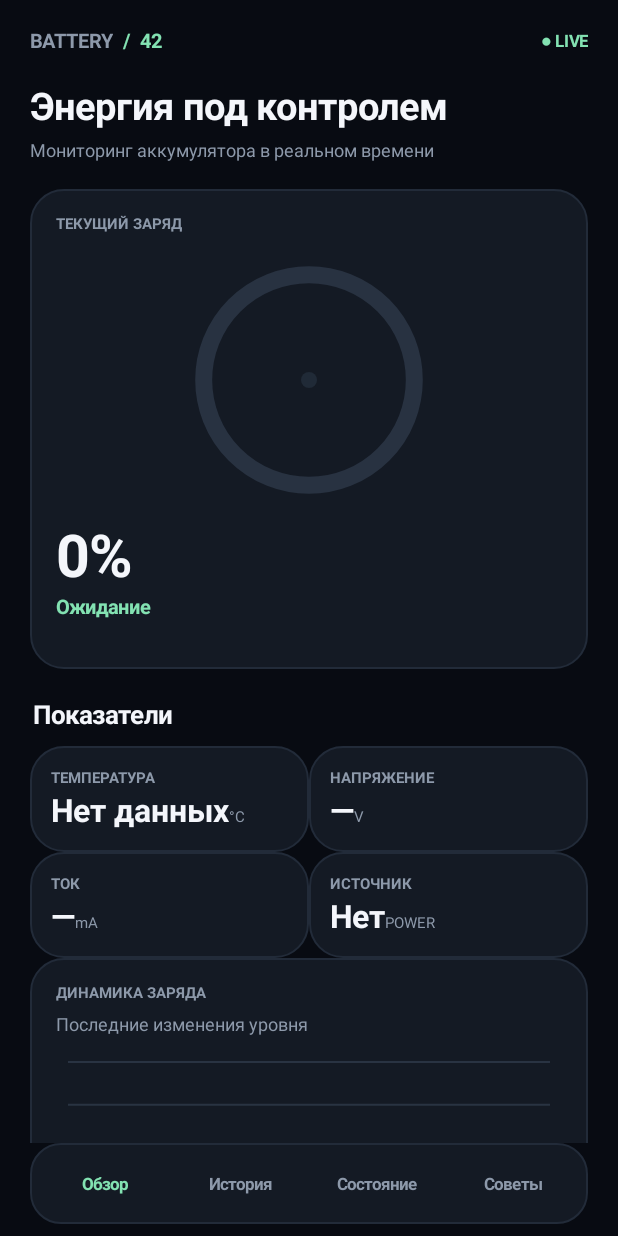
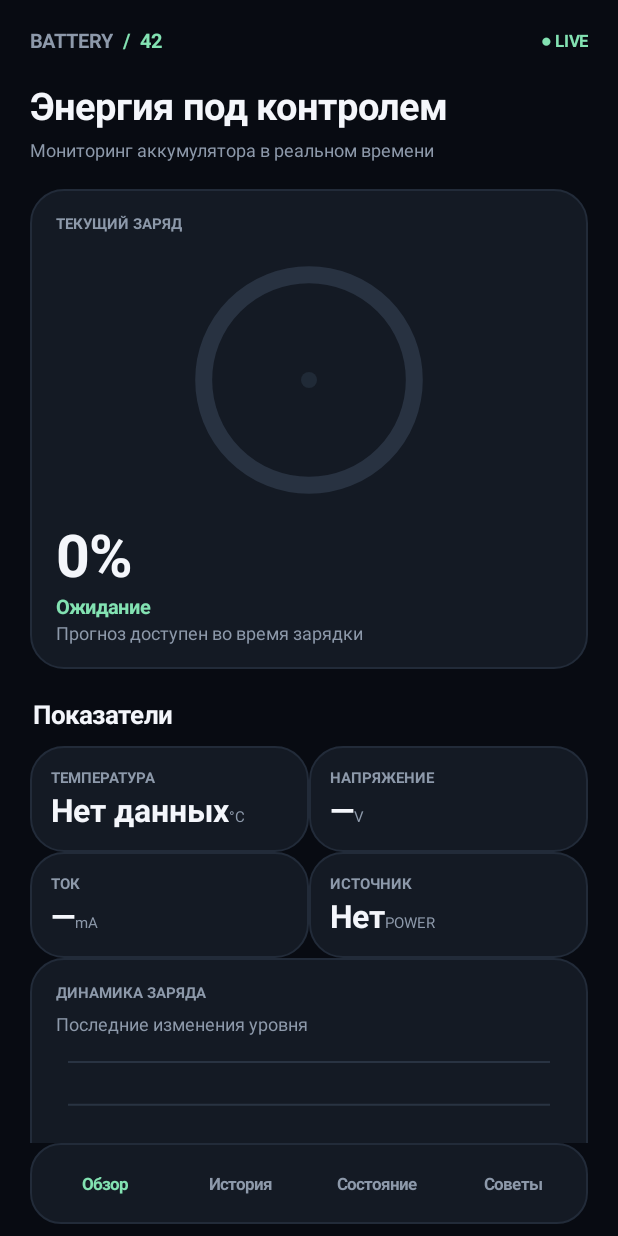
Before and after one commit to fin4eg1/BatteryMonitor42, an Android app: the screen it shows after launch (MainActivity), on a phone screen of 412 x 824 dp. Run offline under Robolectric (Android 15) with nearby library versions, the phone set to English and light mode, and no system bars.

Commit message:
Fix charging estimate display

```diff
--- a/app/src/main/java/ru/dmitry/batterymonitor42/MainActivity.java
+++ b/app/src/main/java/ru/dmitry/batterymonitor42/MainActivity.java
@@ -43,7 +43,7 @@ public class MainActivity extends Activity {
         ScrollView scroll=new ScrollView(this);scroll.setFillViewport(false);content=column();content.setPadding(0,dp(18),0,dp(10));scroll.addView(content);root.addView(scroll,new LinearLayout.LayoutParams(-1,0,1));
         nav=row();nav.setPadding(dp(5),dp(7),dp(5),dp(7));nav.setBackground(shape(PANEL,20,0xff222b39));String[] tabs={"Обзор","История","Состояние","Советы"};for(String s:tabs){TextView t=label(s,11,s.equals(page)?GREEN:MUTED,true);t.setGravity(Gravity.CENTER);t.setPadding(dp(7),dp(12),dp(7),dp(12));nav.addView(t,new LinearLayout.LayoutParams(0,-2,1));t.setOnClickListener(v->{page=s;buildPage();for(int j=0;j<nav.getChildCount();j++){TextView x=(TextView)nav.getChildAt(j);x.setTextColor(x.getText().toString().equals(page)?GREEN:MUTED);}});}root.addView(nav);setContentView(root);buildPage();}
     void buildPage(){content.removeAllViews();if(page.equals("Обзор"))overview();else if(page.equals("История"))historyPage();else if(page.equals("Состояние"))healthPage();else tipsPage();}
-    void overview(){LinearLayout hero=panel();hero.setGravity(Gravity.CENTER_HORIZONTAL);TextView cap=label("ТЕКУЩИЙ ЗАРЯД",10,MUTED,true);hero.addView(cap);ring=new BatteryRing();LinearLayout.LayoutParams rp=new LinearLayout.LayoutParams(dp(180),dp(180));rp.topMargin=dp(7);hero.addView(ring,rp);pct=label(level+"%",39,TEXT,true);hero.addView(pct);status=label(statusText(),13,GREEN,true);LinearLayout.LayoutParams sp=new LinearLayout.LayoutParams(-2,-2);sp.topMargin=dp(5);hero.addView(status);eta=label(" ",12,MUTED,false);LinearLayout.LayoutParams ep=new LinearLayout.LayoutParams(-2,-2);ep.topMargin=dp(10);hero.addView(eta);content.addView(hero);
+    void overview(){LinearLayout hero=panel();hero.setGravity(Gravity.CENTER_HORIZONTAL);TextView cap=label("ТЕКУЩИЙ ЗАРЯД",10,MUTED,true);hero.addView(cap);ring=new BatteryRing();LinearLayout.LayoutParams rp=new LinearLayout.LayoutParams(dp(180),dp(180));rp.topMargin=dp(7);hero.addView(ring,rp);pct=label(level+"%",39,TEXT,true);hero.addView(pct);status=label(statusText(),13,GREEN,true);LinearLayout.LayoutParams sp=new LinearLayout.LayoutParams(-2,-2);sp.topMargin=dp(5);hero.addView(status);eta=label(chargingEtaText(),12,MUTED,false);LinearLayout.LayoutParams ep=new LinearLayout.LayoutParams(-2,-2);ep.topMargin=dp(10);hero.addView(eta);content.addView(hero);
         TextView section=label("Показатели",17,TEXT,true);section.setPadding(dp(2),dp(5),0,dp(10));content.addView(section);
         LinearLayout r1=row();r1.addView(metric("Температура",tempText(), "°C"),new LinearLayout.LayoutParams(0,-2,1));r1.addView(metric("Напряжение",voltageText(),"V"),new LinearLayout.LayoutParams(0,-2,1));content.addView(r1);
         LinearLayout r2=row();r2.addView(metric("Ток",currentText(),"mA"),new LinearLayout.LayoutParams(0,-2,1));r2.addView(metric("Источник",sourceText(),"POWER"),new LinearLayout.LayoutParams(0,-2,1));content.addView(r2);
@@ -68,6 +68,7 @@ public class MainActivity extends Activity {
     String cycleText(){if(Build.VERSION.SDK_INT>=34&&batteryIntent!=null){int c=batteryIntent.getIntExtra("android.os.extra.CYCLE_COUNT",-1);return c>=0?String.valueOf(c):"Нет данных";}return "Требуется Android 14+";}
     String advice(){if(temperature>=450)return "Высокая температура. Отключи зарядку и дай устройству остыть.";if(level<=15)return "Низкий заряд. Пора подключить зарядное устройство.";if(batteryStatus==2&&temperature>=400)return "Во время зарядки батарея заметно нагрелась.";if(batteryStatus==5)return "Заряд 100%. Можно отключить питание.";return "Показатели в обычном диапазоне. Продолжай наблюдение.";}
     void readBattery(Intent i){int oldLevel=level,oldStatus=batteryStatus,oldPlug=plug,oldTemp=temperature;int lev=i.getIntExtra(BatteryManager.EXTRA_LEVEL,-1),sc=i.getIntExtra(BatteryManager.EXTRA_SCALE,100);if(lev>=0&&sc>0)level=Math.round(lev*100f/sc);temperature=i.getIntExtra(BatteryManager.EXTRA_TEMPERATURE,-1);millivolts=i.getIntExtra(BatteryManager.EXTRA_VOLTAGE,-1);healthCode=i.getIntExtra(BatteryManager.EXTRA_HEALTH,1);plug=i.getIntExtra(BatteryManager.EXTRA_PLUGGED,0);batteryStatus=i.getIntExtra(BatteryManager.EXTRA_STATUS,1);microamps=bm.getIntProperty(BatteryManager.BATTERY_PROPERTY_CURRENT_NOW);if(history.isEmpty()||oldLevel!=level||oldStatus!=batteryStatus||oldPlug!=plug||(oldTemp>=0&&Math.abs(oldTemp-temperature)>=10)){recordSample();}checkAlerts();if(pct!=null){pct.setText(level+"%");status.setText(statusText());ring.invalidate();}if(eta!=null){long ms=Build.VERSION.SDK_INT>=28?bm.computeChargeTimeRemaining():-1;if(ms<=0&&batteryStatus==2){long minutes=estimatedRemainingMinutes();if(minutes>0)ms=minutes*60000L;}eta.setText(ms>0&&batteryStatus==2?"До полного заряда примерно "+formatTime(ms)+" · оценка":" ");}if(page.equals("Обзор"))buildPage();}
+    String chargingEtaText(){if(batteryStatus!=2)return "Прогноз доступен во время зарядки";long ms=Build.VERSION.SDK_INT>=28?bm.computeChargeTimeRemaining():-1;if(ms>0)return "До полного заряда примерно "+formatTime(ms)+" · оценка";long minutes=estimatedRemainingMinutes();if(minutes>0)return "До полного заряда примерно "+(minutes/60)+" ч "+(minutes%60)+" мин · оценка";return "Зарядка идёт · собираем данные для прогноза";}
     String formatTime(long ms){long m=ms/60000;return (m/60)+" ч "+(m%60)+" мин";}
     void recordSample(){reloadHistoryFromPrefs();if(page.equals("Обзор")||page.equals("История"))buildPage();}
     @Override protected void onResume(){super.onResume();sampleHandler.removeCallbacks(sampleTask);sampleHandler.postDelayed(sampleTask,60000);}
```
